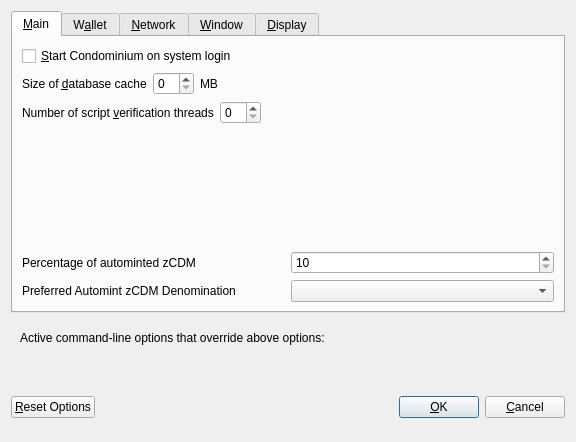
The window that src/qt/forms/optionsdialog.ui (goldprogr/ascoin) describes before a commit, drawn with Qt 5.
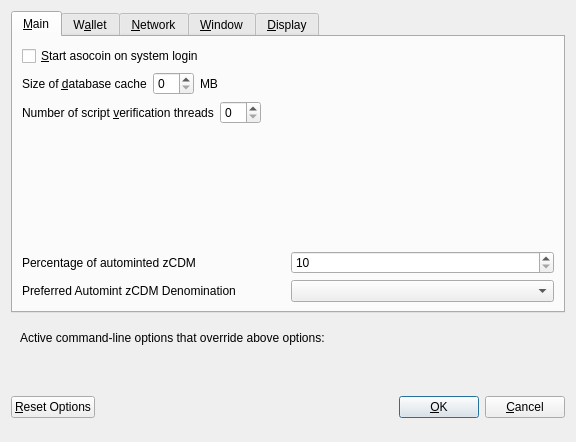
The same window after the commit. Custom widgets are drawn as their Qt base class.

```diff
--- a/src/qt/forms/optionsdialog.ui
+++ b/src/qt/forms/optionsdialog.ui
@@ -33,7 +33,7 @@
           <string>Automatically start Condominium after logging in to the system.</string>
          </property>
          <property name="text">
-          <string>&amp;Start Condominium on system login</string>
+          <string>&amp;Start asocoin on system login</string>
          </property>
         </widget>
        </item>
```
Left out of the diff: 16 changed lines with no effect on the pictures.
